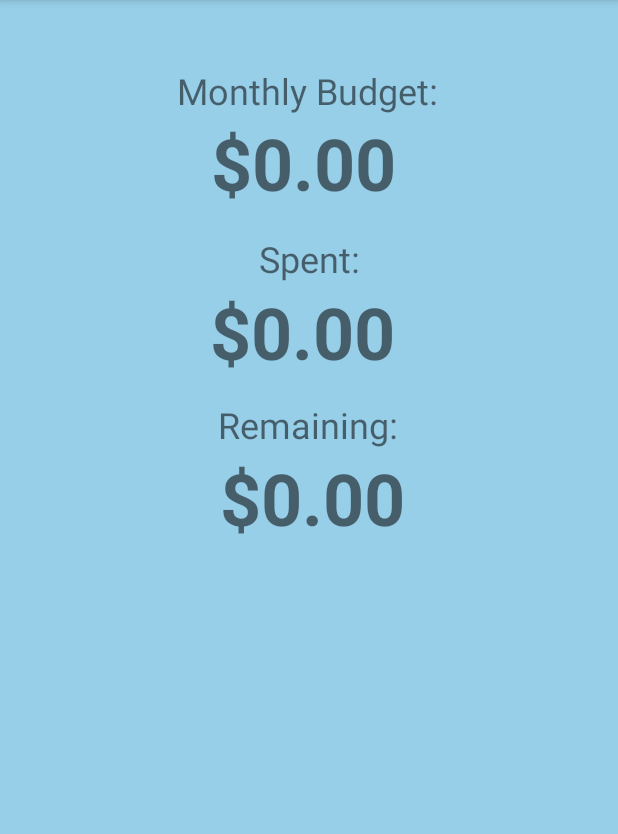
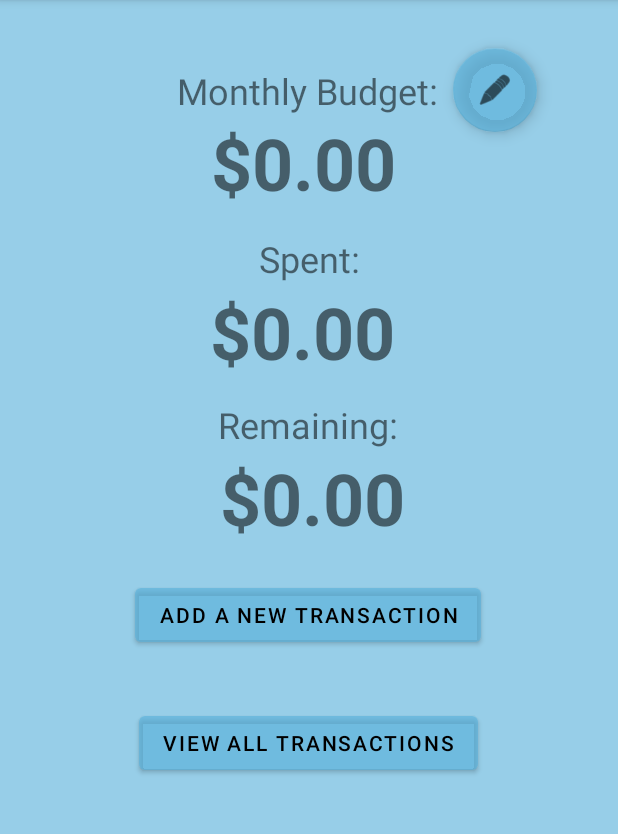
Before and after one commit to shauryamat20/AppDev1, an Android app: the homeScreen screen opened directly, with no data from a screen before it, on a phone screen of 412 x 824 dp, the part 84-918 px from its top. Run offline under Robolectric (Android 15) with nearby library versions, the phone set to English and light mode, and no system bars.

Commit message:
Editing Budget UI

```diff
--- a/app/src/main/java/com/example/androidappdev1/homeScreen.java
+++ b/app/src/main/java/com/example/androidappdev1/homeScreen.java
@@ -2,7 +2,9 @@ package com.example.androidappdev1;
 
 import androidx.appcompat.app.AppCompatActivity;
 
+import android.content.Intent;
 import android.os.Bundle;
+import android.view.View;
 
 public class homeScreen extends AppCompatActivity {
 
@@ -11,4 +13,8 @@ public class homeScreen extends AppCompatActivity {
         super.onCreate(savedInstanceState);
         setContentView(R.layout.activity_home_screen);
     }
+    public void changeBudget(View view) {
+        Intent intent = new Intent(this, editBudget.class);
+        startActivity(intent);
+    }
 }
--- a/app/src/main/res/layout/activity_home_screen.xml
+++ b/app/src/main/res/layout/activity_home_screen.xml
@@ -90,4 +90,50 @@
         app:layout_constraintEnd_toEndOf="parent"
         app:layout_constraintStart_toStartOf="parent"
         app:layout_constraintTop_toBottomOf="@+id/textView6" />
+
+    <com.google.android.material.floatingactionbutton.FloatingActionButton
+        android:id="@+id/editBudgetButton"
+        android:layout_width="wrap_content"
+        android:layout_height="wrap_content"
+        android:layout_marginStart="15dp"
+        android:layout_marginLeft="15dp"
+        android:layout_marginTop="32dp"
+        android:layout_marginEnd="60dp"
+        android:layout_marginRight="60dp"
+        android:clickable="true"
+        android:onClick="changeBudget"
+        app:backgroundTint="#9E57B1DA"
+        app:layout_constraintEnd_toEndOf="parent"
+        app:layout_constraintStart_toEndOf="@+id/textView3"
+        app:layout_constraintTop_toTopOf="parent"
+        app:rippleColor="#971313"
+        app:srcCompat="@android:drawable/ic_menu_edit" />
+
+    <Button
+        android:id="@+id/addTransactionButton"
+        android:layout_width="wrap_content"
+        android:layout_height="wrap_content"
+        android:layout_marginTop="22dp"
+        android:text="Add a New Transaction"
+        android:textColor="#000000"
+        app:backgroundTint="#9E57B1DA"
+        app:iconTint="#000000"
+        app:layout_constraintEnd_toEndOf="parent"
+        app:layout_constraintHorizontal_bias="0.498"
+        app:layout_constraintStart_toStartOf="parent"
+        app:layout_constraintTop_toBottomOf="@+id/textView7" />
+
+    <Button
+        android:id="@+id/viewTransactionButton"
+        android:layout_width="wrap_content"
+        android:layout_height="wrap_content"
+        android:layout_marginTop="37dp"
+        android:text="View all Transactions"
+        android:textColor="#000000"
+        app:backgroundTint="#9E57B1DA"
+        app:layout_constraintEnd_toEndOf="parent"
+        app:layout_constraintHorizontal_bias="0.498"
+        app:layout_constraintStart_toStartOf="parent"
+        app:layout_constraintTop_toBottomOf="@+id/addTransactionButton" />
+
 </androidx.constraintlayout.widget.ConstraintLayout>
```
Also changed, not shown: app/src/main/AndroidManifest.xml (+9 -0 lines), app/src/main/java/com/example/androidappdev1/editBudget.java (added, +14 -0 lines), app/src/main/res/layout/activity_edit_budget.xml (added, +55 -0 lines).
